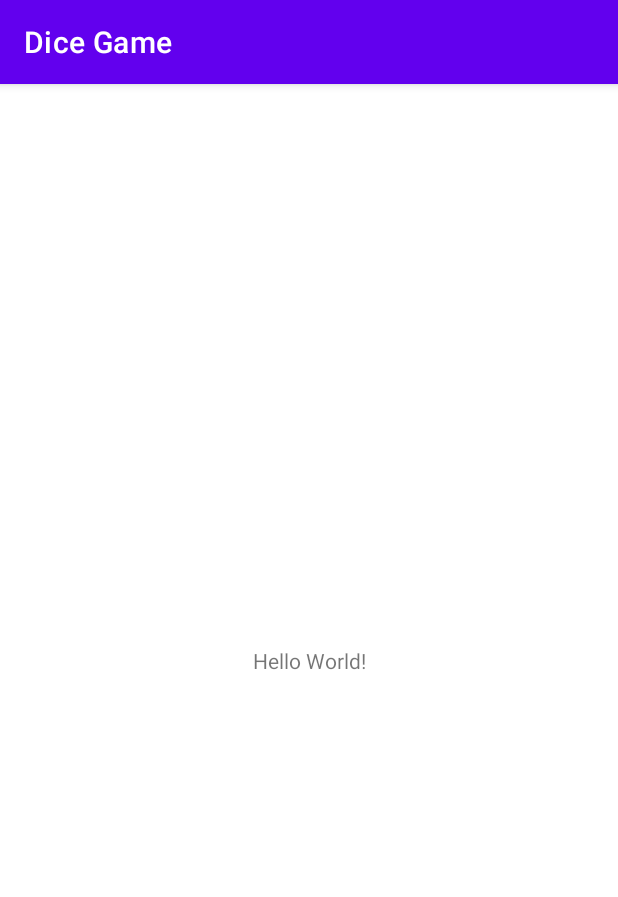
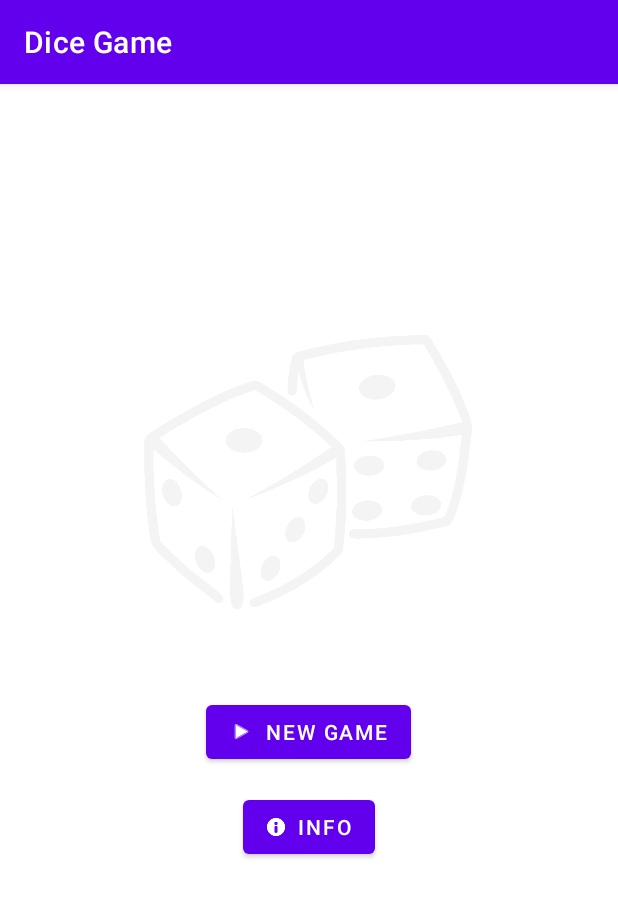
Before and after one commit to MrRevengerX/DiceGame, an Android app: the screen it shows after launch (MainActivity), on a phone screen of 412 x 824 dp. Shown: the top 897 px of the screen. Run offline under Robolectric (Android 15) with nearby library versions, the phone set to English and light mode, and no system bars.

Commit message:
Game homepage finished.

```diff
--- a/app/build.gradle
+++ b/app/build.gradle
@@ -5,7 +5,7 @@ plugins {
 
 android {
     namespace 'com.example.dicegame'
-    compileSdk 32
+    compileSdk 33
 
     defaultConfig {
         applicationId "com.example.dicegame"
--- a/app/src/main/java/com/example/dicegame/MainActivity.kt
+++ b/app/src/main/java/com/example/dicegame/MainActivity.kt
@@ -2,10 +2,35 @@ package com.example.dicegame
 
 import androidx.appcompat.app.AppCompatActivity
 import android.os.Bundle
+import android.widget.Button
+import androidx.appcompat.app.AlertDialog
 
 class MainActivity : AppCompatActivity() {
     override fun onCreate(savedInstanceState: Bundle?) {
         super.onCreate(savedInstanceState)
         setContentView(R.layout.activity_main)
+
+//        #get info btn
+        val btnInfo = findViewById<Button>(R.id.btnInfo)
+        btnInfo.setOnClickListener(){
+            showDevInfo()
+        }
+    }
+
+    fun showDevInfo() {
+        val builder = AlertDialog.Builder(this)
+        builder.setTitle("Info")
+        builder.setMessage("Student ID: 20210226\n\n" +
+                "Student Name: Ravindu Senarathna\n\n" +
+                "I confirm that I understand what plagiarism is and have read and\n" +
+                "understood the section on Assessment Offences in the Essential\n" +
+                "Information for Students. The work that I have submitted is\n" +
+                "entirely my own. Any work from other authors is duly referenced\n" +
+                "and acknowledged.\n")
+        builder.setPositiveButton("OK") { dialog, which ->
+            // do something when OK button is clicked
+        }
+        val dialog = builder.create()
+        dialog.show()
     }
 }
--- a/app/src/main/res/layout/activity_main.xml
+++ b/app/src/main/res/layout/activity_main.xml
@@ -1,18 +1,52 @@
 <?xml version="1.0" encoding="utf-8"?>
-<androidx.constraintlayout.widget.ConstraintLayout xmlns:android="http://schemas.android.com/apk/res/android"
+<RelativeLayout xmlns:android="http://schemas.android.com/apk/res/android"
     xmlns:app="http://schemas.android.com/apk/res-auto"
     xmlns:tools="http://schemas.android.com/tools"
     android:layout_width="match_parent"
     android:layout_height="match_parent"
     tools:context=".MainActivity">
 
-    <TextView
-        android:layout_width="wrap_content"
+    <ImageView
+
+        android:id="@+id/homePageDice"
+        android:layout_width="217dp"
+        android:layout_height="154dp"
+        android:layout_alignParentStart="true"
+        android:layout_alignParentTop="true"
+        android:layout_alignParentEnd="true"
+        android:layout_alignParentBottom="true"
+        android:layout_marginStart="96dp"
+        android:layout_marginTop="163dp"
+        android:layout_marginEnd="97dp"
+        android:layout_marginBottom="414dp"
+        app:srcCompat="@drawable/homescreen_dice" />
+
+    <LinearLayout
+        android:layout_width="match_parent"
         android:layout_height="wrap_content"
-        android:text="Hello World!"
-        app:layout_constraintBottom_toBottomOf="parent"
-        app:layout_constraintEnd_toEndOf="parent"
-        app:layout_constraintStart_toStartOf="parent"
-        app:layout_constraintTop_toTopOf="parent" />
+        android:layout_below="@id/homePageDice"
+        android:layout_centerInParent="true"
+        android:layout_marginTop="-360dp"
+        android:gravity="center"
+        android:orientation="vertical">
 
-</androidx.constraintlayout.widget.ConstraintLayout>
+        <Button
+            android:id="@+id/btnNewGame"
+            android:layout_width="wrap_content"
+            android:layout_height="wrap_content"
+            android:text="New Game"
+            app:icon="@android:drawable/ic_media_play"
+            app:iconSize="15sp" />
+
+        <Button
+            android:id="@+id/btnInfo"
+            android:layout_width="wrap_content"
+            android:layout_height="wrap_content"
+            android:layout_marginTop="15dp"
+            android:text="Info"
+            app:icon="@android:drawable/ic_dialog_info"
+            app:iconSize="12sp" />
+
+    </LinearLayout>
+
+</RelativeLayout>
```
Also changed, not shown: app/src/main/res/drawable/homescreen_dice.png (added).
